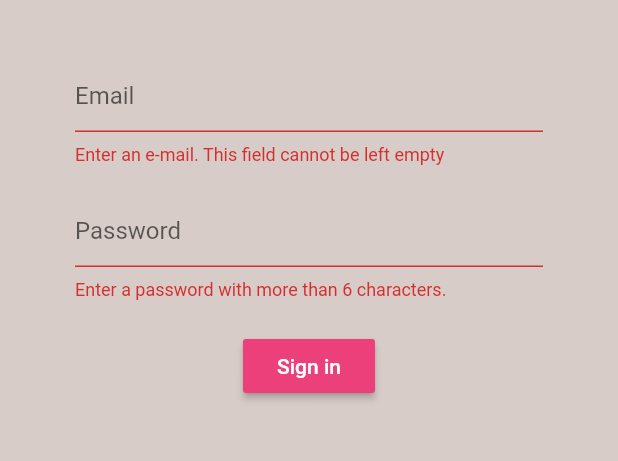
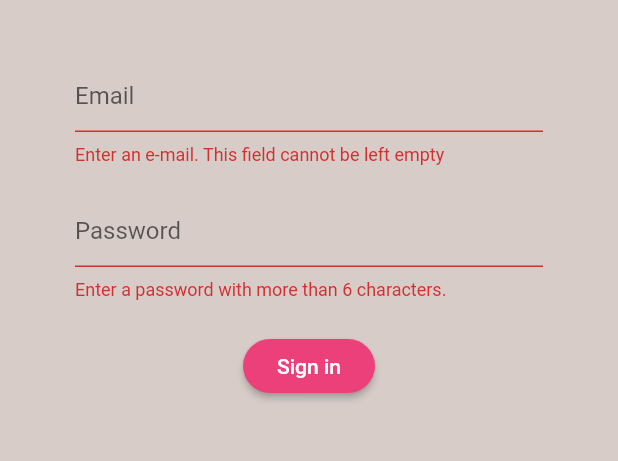
Before and after one commit to ahattangadi/order_vegetables, a Flutter app: the screen it shows after launch, after a tap on "Sign in", on a phone screen of 412 x 824 dp, the part 84-545 px from its top. Run offline on Flutter 3.47's test engine with Material 2 defaults, Android fonts, the phone set to English and light mode, and no system bars; our stand-ins replace cloud_firestore, firebase_auth, flutter_spinkit; accounts and stored records are empty.

Commit message:
UI Improvements
Change sign in and sign up from RaisedButton() to RaisedButton(shape: RoundedRectangleBorder(                                    borderRadius:                                         BorderRadius.circular(20.0)),)

```diff
--- a/lib/screens/authenticate/register.dart
+++ b/lib/screens/authenticate/register.dart
@@ -89,6 +89,9 @@ class _RegisterState extends State<Register> {
                                     'Sign up',
                                     style: TextStyle(color: Colors.white),
                                   ),
+                                  shape: RoundedRectangleBorder(
+                                      borderRadius:
+                                          BorderRadius.circular(20.0)),
                                   onPressed: () async {
                                     if (_formKey.currentState.validate()) {
                                       setState(() => loading = true);
--- a/lib/screens/authenticate/sign_in.dart
+++ b/lib/screens/authenticate/sign_in.dart
@@ -86,6 +86,9 @@ class _SignInState extends State<SignIn> {
                                     'Sign in',
                                     style: TextStyle(color: Colors.white),
                                   ),
+                                  shape: RoundedRectangleBorder(
+                                      borderRadius:
+                                          BorderRadius.circular(20.0)),
                                   onPressed: () async {
                                     if (_formKey.currentState.validate()) {
                                       setState(() => loading = true);
```
